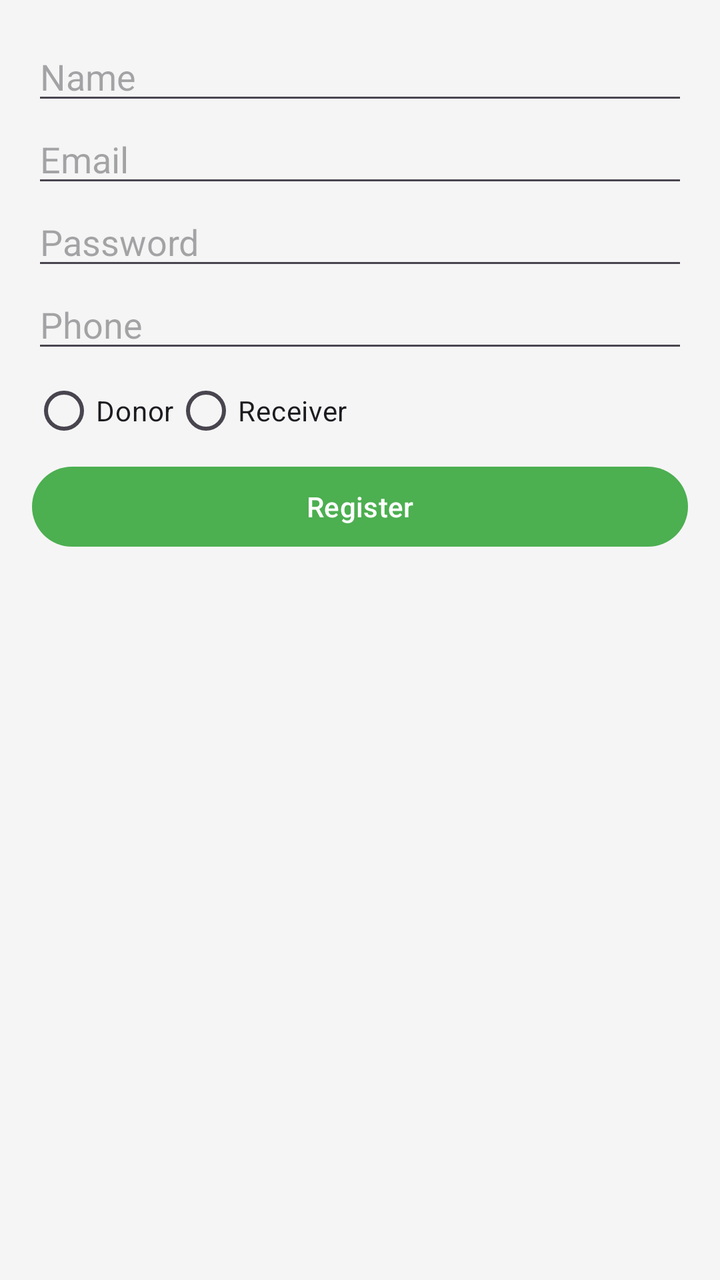
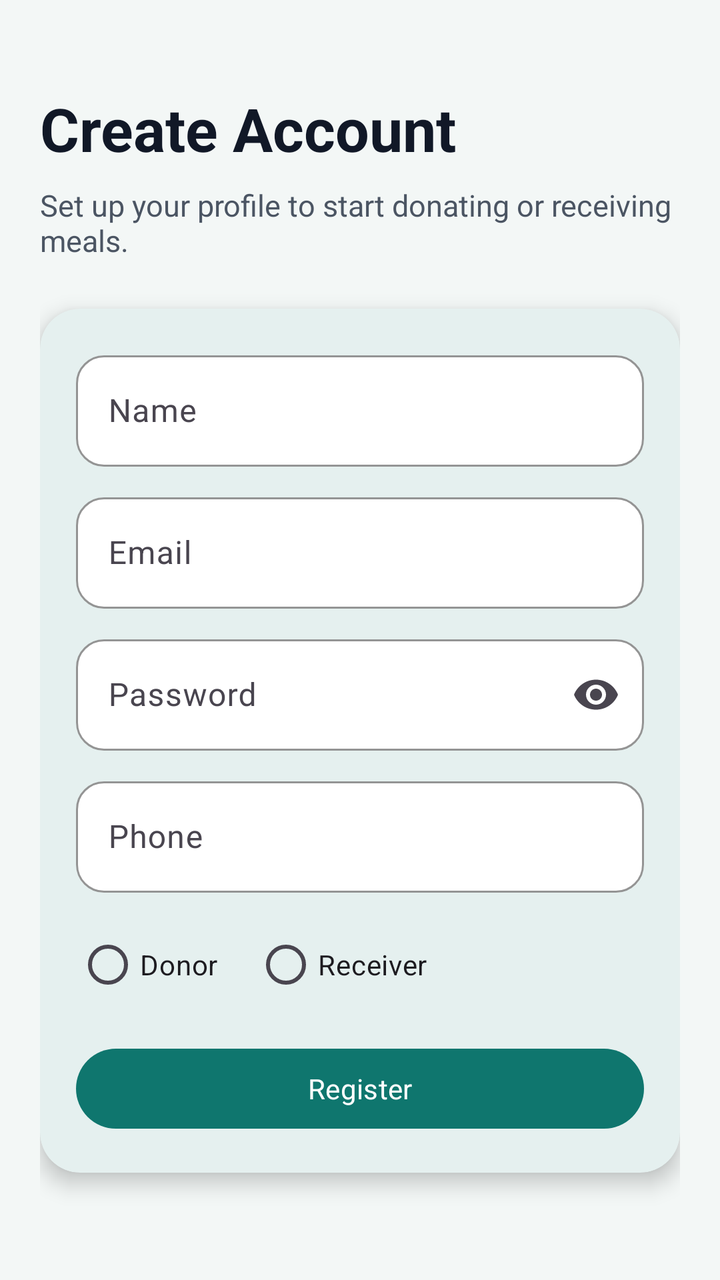

An Android layout rendered at two revisions. The XML below is the earlier revision; the diff shows what the commit changed to produce the second picture.
<!-- AndroidManifest.xml: application theme Theme.App -->
<!-- res/layout/activity_register.xml -->
<?xml version="1.0" encoding="utf-8"?>
<LinearLayout xmlns:android="http://schemas.android.com/apk/res/android"
    android:layout_width="match_parent"
    android:layout_height="match_parent"
    android:orientation="vertical"
    android:padding="16dp">

    <EditText
        android:id="@+id/editTextName"
        android:layout_width="match_parent"
        android:layout_height="wrap_content"
        android:hint="@string/register_name_hint" />

    <EditText
        android:id="@+id/editTextEmail"
        android:layout_width="match_parent"
        android:layout_height="wrap_content"
        android:hint="@string/login_email_hint"
        android:inputType="textEmailAddress" />

    <EditText
        android:id="@+id/editTextPassword"
        android:layout_width="match_parent"
        android:layout_height="wrap_content"
        android:hint="@string/login_password_hint"
        android:inputType="textPassword" />

    <EditText
        android:id="@+id/editTextPhone"
        android:layout_width="match_parent"
        android:layout_height="wrap_content"
        android:hint="@string/register_phone_hint"
        android:inputType="phone" />

    <RadioGroup
        android:id="@+id/radioGroupRole"
        android:layout_width="match_parent"
        android:layout_height="wrap_content"
        android:orientation="horizontal">

        <RadioButton
            android:id="@+id/radioButtonDonor"
            android:layout_width="wrap_content"
            android:layout_height="wrap_content"
            android:text="@string/register_donor_radio_button_text" />

        <RadioButton
            android:id="@+id/radioButtonReceiver"
            android:layout_width="wrap_content"
            android:layout_height="wrap_content"
            android:text="@string/register_receiver_radio_button_text" />
    </RadioGroup>

    <Button
        android:id="@+id/buttonRegister"
        android:layout_width="match_parent"
        android:layout_height="wrap_content"
        android:text="@string/register_button_text" />

</LinearLayout>
<!-- resources referenced by this layout -->
<resources>
  <string name="login_email_hint">Email</string>
  <string name="login_password_hint">Password</string>
  <string name="register_button_text">Register</string>
  <string name="register_donor_radio_button_text">Donor</string>
  <string name="register_name_hint">Name</string>
  <string name="register_phone_hint">Phone</string>
  <string name="register_receiver_radio_button_text">Receiver</string>
  <style name="Theme.App" parent="Theme.Material3.Light.NoActionBar">
          
          <item name="colorPrimary">@color/green_primary</item>
          <item name="colorPrimaryVariant">@color/green_dark</item>
          <item name="colorOnPrimary">@color/white</item>
          
          <item name="colorSecondary">@color/orange_accent</item>
          <item name="colorSecondaryVariant">@color/orange_accent</item>
          <item name="colorOnSecondary">@color/white</item>
          
          <item name="android:statusBarColor" tools:targetApi="l">?attr/colorPrimaryVariant</item>
          
          <item name="android:windowBackground">@color/light_gray</item>
          <item name="textInputStyle">@style/Widget.App.TextInputLayout</item>
          <item name="buttonStyle">@style/Widget.App.Button</item>
      </style>
  <color name="green_primary">#4CAF50</color>
  <color name="green_dark">#388E3C</color>
  <color name="white">#FFFFFFFF</color>
  <color name="orange_accent">#FF9800</color>
  <color name="light_gray">#F5F5F5</color>
  <style name="Widget.App.TextInputLayout" parent="Widget.Material3.TextInputLayout.OutlinedBox">
          <item name="boxStrokeColor">@color/green_primary</item>
      </style>
  <style name="Widget.App.Button" parent="Widget.Material3.Button">
          <item name="backgroundTint">@color/green_primary</item>
          <item name="android:textColor">@color/white</item>
      </style>
</resources>

<!-- the commit's change to res/layout/activity_register.xml (unified diff, before → after) -->
@@ -1,60 +1,128 @@
 <?xml version="1.0" encoding="utf-8"?>
-<LinearLayout xmlns:android="http://schemas.android.com/apk/res/android"
+<ScrollView xmlns:android="http://schemas.android.com/apk/res/android"
+    xmlns:app="http://schemas.android.com/apk/res-auto"
     android:layout_width="match_parent"
     android:layout_height="match_parent"
-    android:orientation="vertical"
-    android:padding="16dp">
+    android:background="@color/light_gray"
+    android:fillViewport="true">
 
-    <EditText
-        android:id="@+id/editTextName"
+    <LinearLayout
         android:layout_width="match_parent"
         android:layout_height="wrap_content"
-        android:hint="@string/register_name_hint" />
+        android:orientation="vertical"
+        android:padding="20dp">
 
-    <EditText
-        android:id="@+id/editTextEmail"
-        android:layout_width="match_parent"
-        android:layout_height="wrap_content"
-        android:hint="@string/login_email_hint"
-        android:inputType="textEmailAddress" />
+        <TextView
+            android:layout_width="match_parent"
+            android:layout_height="wrap_content"
+            android:layout_marginTop="24dp"
+            android:text="@string/register_title"
+            android:textColor="@color/text_primary"
+            android:textSize="30sp"
+            android:textStyle="bold" />
 
-    <EditText
-        android:id="@+id/editTextPassword"
-        android:layout_width="match_parent"
-        android:layout_height="wrap_content"
-        android:hint="@string/login_password_hint"
-        android:inputType="textPassword" />
+        <TextView
+            android:layout_width="match_parent"
+            android:layout_height="wrap_content"
+            android:layout_marginTop="8dp"
+            android:layout_marginBottom="24dp"
+            android:text="@string/register_subtitle"
+            android:textColor="@color/text_secondary"
+            android:textSize="15sp" />
 
-    <EditText
-        android:id="@+id/editTextPhone"
-        android:layout_width="match_parent"
-        android:layout_height="wrap_content"
-        android:hint="@string/register_phone_hint"
-        android:inputType="phone" />
+        <com.google.android.material.card.MaterialCardView
+            android:layout_width="match_parent"
+            android:layout_height="wrap_content"
+            app:cardBackgroundColor="@color/surface_card"
+            app:cardCornerRadius="20dp"
+            app:cardElevation="6dp">
 
-    <RadioGroup
-        android:id="@+id/radioGroupRole"
-        android:layout_width="match_parent"
-        android:layout_height="wrap_content"
-        android:orientation="horizontal">
+            <LinearLayout
+                android:layout_width="match_parent"
+                android:layout_height="wrap_content"
+                android:orientation="vertical"
+                android:padding="18dp">
 
-        <RadioButton
-            android:id="@+id/radioButtonDonor"
-            android:layout_width="wrap_content"
-            android:layout_height="wrap_content"
-            android:text="@string/register_donor_radio_button_text" />
+                <com.google.android.material.textfield.TextInputLayout
+                    android:layout_width="match_parent"
+                    android:layout_height="wrap_content"
+                    android:layout_marginBottom="10dp"
+                    android:hint="@string/register_name_hint">
 
-        <RadioButton
-            android:id="@+id/radioButtonReceiver"
-            android:layout_width="wrap_content"
-            android:layout_height="wrap_content"
-            android:text="@string/register_receiver_radio_button_text" />
-    </RadioGroup>
+                    <com.google.android.material.textfield.TextInputEditText
+                        android:id="@+id/editTextName"
+                        android:layout_width="match_parent"
+                        android:layout_height="wrap_content"
+                        android:inputType="textCapWords" />
+                </com.google.android.material.textfield.TextInputLayout>
 
-    <Button
-        android:id="@+id/buttonRegister"
-        android:layout_width="match_parent"
-        android:layout_height="wrap_content"
-        android:text="@string/register_button_text" />
+                <com.google.android.material.textfield.TextInputLayout
+                    android:layout_width="match_parent"
+                    android:layout_height="wrap_content"
+                    android:layout_marginBottom="10dp"
+                    android:hint="@string/login_email_hint">
 
-</LinearLayout>
+                    <com.google.android.material.textfield.TextInputEditText
+                        android:id="@+id/editTextEmail"
+                        android:layout_width="match_parent"
+                        android:layout_height="wrap_content"
+                        android:inputType="textEmailAddress" />
+                </com.google.android.material.textfield.TextInputLayout>
+
+                <com.google.android.material.textfield.TextInputLayout
+                    android:layout_width="match_parent"
+                    android:layout_height="wrap_content"
+                    android:layout_marginBottom="10dp"
+                    android:hint="@string/login_password_hint"
+                    app:endIconMode="password_toggle">
+
+                    <com.google.android.material.textfield.TextInputEditText
+                        android:id="@+id/editTextPassword"
+                        android:layout_width="match_parent"
+                        android:layout_height="wrap_content"
+                        android:inputType="textPassword" />
+                </com.google.android.material.textfield.TextInputLayout>
+
+                <com.google.android.material.textfield.TextInputLayout
+                    android:layout_width="match_parent"
+                    android:layout_height="wrap_content"
+                    android:layout_marginBottom="12dp"
+                    android:hint="@string/register_phone_hint">
+
+                    <com.google.android.material.textfield.TextInputEditText
+                        android:id="@+id/editTextPhone"
+                        android:layout_width="match_parent"
+                        android:layout_height="wrap_content"
+                        android:inputType="phone" />
+                </com.google.android.material.textfield.TextInputLayout>
+
+                <RadioGroup
+                    android:id="@+id/radioGroupRole"
+                    android:layout_width="match_parent"
+                    android:layout_height="wrap_content"
+                    android:layout_marginBottom="14dp"
+                    android:orientation="horizontal">
+
+                    <RadioButton
+                        android:id="@+id/radioButtonDonor"
+                        android:layout_width="wrap_content"
+                        android:layout_height="wrap_content"
+                        android:layout_marginEnd="18dp"
+                        android:text="@string/register_donor_radio_button_text" />
+
+                    <RadioButton
+                        android:id="@+id/radioButtonReceiver"
+                        android:layout_width="wrap_content"
+                        android:layout_height="wrap_content"
+                        android:text="@string/register_receiver_radio_button_text" />
+                </RadioGroup>
+
+                <Button
+                    android:id="@+id/buttonRegister"
+                    android:layout_width="match_parent"
+                    android:layout_height="wrap_content"
+                    android:text="@string/register_button_text" />
+            </LinearLayout>
+        </com.google.android.material.card.MaterialCardView>
+    </LinearLayout>
+</ScrollView>
<!-- resource entries referenced after the edit -->
@@ -7,33 +7,50 @@
   <string name="register_name_hint">Name</string>
   <string name="register_phone_hint">Phone</string>
   <string name="register_receiver_radio_button_text">Receiver</string>
+  <string name="register_subtitle">Set up your profile to start donating or receiving meals.</string>
+  <string name="register_title">Create Account</string>
   <style name="Theme.App" parent="Theme.Material3.Light.NoActionBar">
-          
           <item name="colorPrimary">@color/green_primary</item>
-          <item name="colorPrimaryVariant">@color/green_dark</item>
+          <item name="colorPrimaryContainer">@color/green_dark</item>
           <item name="colorOnPrimary">@color/white</item>
-          
           <item name="colorSecondary">@color/orange_accent</item>
-          <item name="colorSecondaryVariant">@color/orange_accent</item>
           <item name="colorOnSecondary">@color/white</item>
-          
-          <item name="android:statusBarColor" tools:targetApi="l">?attr/colorPrimaryVariant</item>
-          
+          <item name="colorSurface">@color/surface_card</item>
+          <item name="colorOnSurface">@color/text_primary</item>
+          <item name="android:statusBarColor" tools:targetApi="l">@color/green_dark</item>
           <item name="android:windowBackground">@color/light_gray</item>
+          <item name="android:fontFamily">sans-serif</item>
           <item name="textInputStyle">@style/Widget.App.TextInputLayout</item>
           <item name="buttonStyle">@style/Widget.App.Button</item>
+          <item name="materialCardViewStyle">@style/Widget.App.CardView</item>
       </style>
-  <color name="green_primary">#4CAF50</color>
-  <color name="green_dark">#388E3C</color>
+  <color name="green_primary">#0F766E</color>
+  <color name="green_dark">#0B5E57</color>
   <color name="white">#FFFFFFFF</color>
-  <color name="orange_accent">#FF9800</color>
-  <color name="light_gray">#F5F5F5</color>
+  <color name="orange_accent">#D97706</color>
+  <color name="light_gray">#F3F7F6</color>
+  <color name="surface_card">#FFFFFFFF</color>
+  <color name="text_primary">#111827</color>
+  <color name="text_secondary">#4B5563</color>
   <style name="Widget.App.TextInputLayout" parent="Widget.Material3.TextInputLayout.OutlinedBox">
           <item name="boxStrokeColor">@color/green_primary</item>
+          <item name="boxBackgroundColor">@color/surface_card</item>
+          <item name="boxCornerRadiusTopStart">14dp</item>
+          <item name="boxCornerRadiusTopEnd">14dp</item>
+          <item name="boxCornerRadiusBottomStart">14dp</item>
+          <item name="boxCornerRadiusBottomEnd">14dp</item>
       </style>
   <style name="Widget.App.Button" parent="Widget.Material3.Button">
           <item name="backgroundTint">@color/green_primary</item>
           <item name="android:textColor">@color/white</item>
+          <item name="cornerRadius">14dp</item>
+          <item name="android:minHeight">52dp</item>
+          <item name="android:textStyle">bold</item>
+      </style>
+  <style name="Widget.App.CardView" parent="Widget.Material3.CardView.Elevated">
+          <item name="cardCornerRadius">18dp</item>
+          <item name="cardElevation">4dp</item>
+          <item name="cardBackgroundColor">@color/surface_card</item>
       </style>
 </resources>
 
